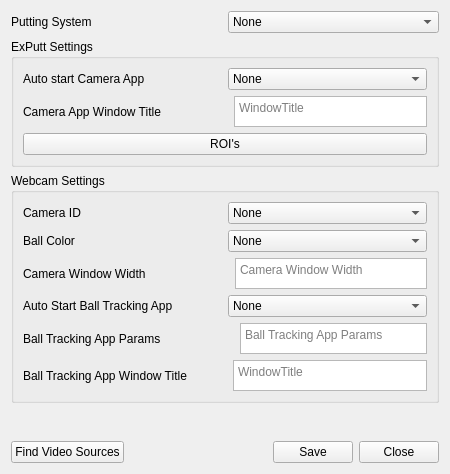
Before: the Qt Designer form src/PuttingForm.ui in springbok/MLM2PRO-GSPro-Connector, drawn with Qt 5.
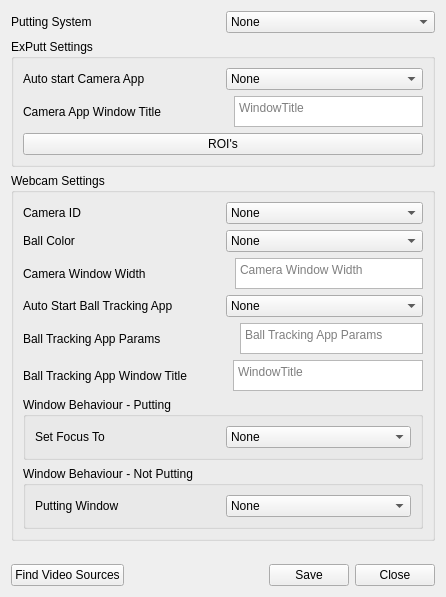
After: the same form once the commit is applied.

Commit message: Putting window options, add extra fields to clubdata

What changed in the file:
```diff
--- a/src/PuttingForm.ui
+++ b/src/PuttingForm.ui
@@ -9,14 +9,14 @@
    <rect>
     <x>0</x>
     <y>0</y>
-    <width>450</width>
-    <height>474</height>
+    <width>446</width>
+    <height>597</height>
    </rect>
   </property>
   <property name="windowTitle">
    <string>Putting Settings</string>
   </property>
-  <layout class="QHBoxLayout" name="horizontalLayout">
+  <layout class="QVBoxLayout" name="verticalLayout_6">
    <item>
     <layout class="QVBoxLayout" name="verticalLayout_10">
      <property name="sizeConstraint">
@@ -341,6 +341,74 @@
               </item>
              </layout>
             </item>
+            <item>
+             <widget class="QGroupBox" name="groupBox_3">
+              <property name="title">
+               <string>Window Behaviour - Putting</string>
+              </property>
+              <layout class="QVBoxLayout" name="verticalLayout_4">
+               <item>
+                <layout class="QHBoxLayout" name="horizontalLayout_13">
+                 <item>
+                  <widget class="QLabel" name="label_9">
+                   <property name="text">
+                    <string>Set Focus To</string>
+                   </property>
+                  </widget>
+                 </item>
+                 <item>
+                  <widget class="QComboBox" name="webcam_putting_focus_combo">
+                   <item>
+                    <property name="text">
+                     <string>None</string>
+                    </property>
+                   </item>
+                   <item>
+                    <property name="text">
+                     <string>New Item</string>
+                    </property>
+                   </item>
+                  </widget>
+                 </item>
+                </layout>
+               </item>
+              </layout>
+             </widget>
+            </item>
+            <item>
+             <widget class="QGroupBox" name="groupBox_4">
+              <property name="title">
+               <string>Window Behaviour - Not Putting</string>
+              </property>
+              <layout class="QVBoxLayout" name="verticalLayout_5">
+               <item>
+                <layout class="QHBoxLayout" name="horizontalLayout_14">
+                 <item>
+                  <widget class="QLabel" name="label_10">
+                   <property name="text">
+                    <string>Putting Window</string>
+                   </property>
+                  </widget>
+                 </item>
+                 <item>
+                  <widget class="QComboBox" name="webcam_not_putting_state_combo">
+                   <item>
+                    <property name="text">
+                     <string>None</string>
+                    </property>
+                   </item>
+                   <item>
+                    <property name="text">
+                     <string>New Item</string>
+                    </property>
+                   </item>
+                  </widget>
+                 </item>
+                </layout>
+               </item>
+              </layout>
+             </widget>
+            </item>
            </layout>
           </widget>
          </item>
```
The commit also changes 10 other files.
